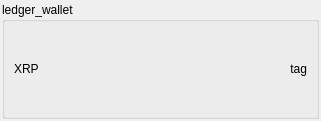
Before: the Qt Designer form src/wallet_widget.ui in biddisco/lxqt-build-tools, drawn with Qt 5.
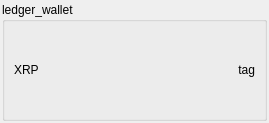
After: the same form once the commit is applied.

```diff
--- a/src/wallet_widget.ui
+++ b/src/wallet_widget.ui
@@ -6,8 +6,8 @@
    <rect>
     <x>0</x>
     <y>0</y>
-    <width>321</width>
-    <height>121</height>
+    <width>269</width>
+    <height>123</height>
    </rect>
   </property>
   <property name="windowTitle">
@@ -28,6 +28,12 @@
    </property>
    <item>
     <widget class="QGroupBox" name="ledger_wallet">
+     <property name="sizePolicy">
+      <sizepolicy hsizetype="Preferred" vsizetype="Preferred">
+       <horstretch>0</horstretch>
+       <verstretch>0</verstretch>
+      </sizepolicy>
+     </property>
      <property name="title">
       <string>ledger_wallet</string>
      </property>
```
